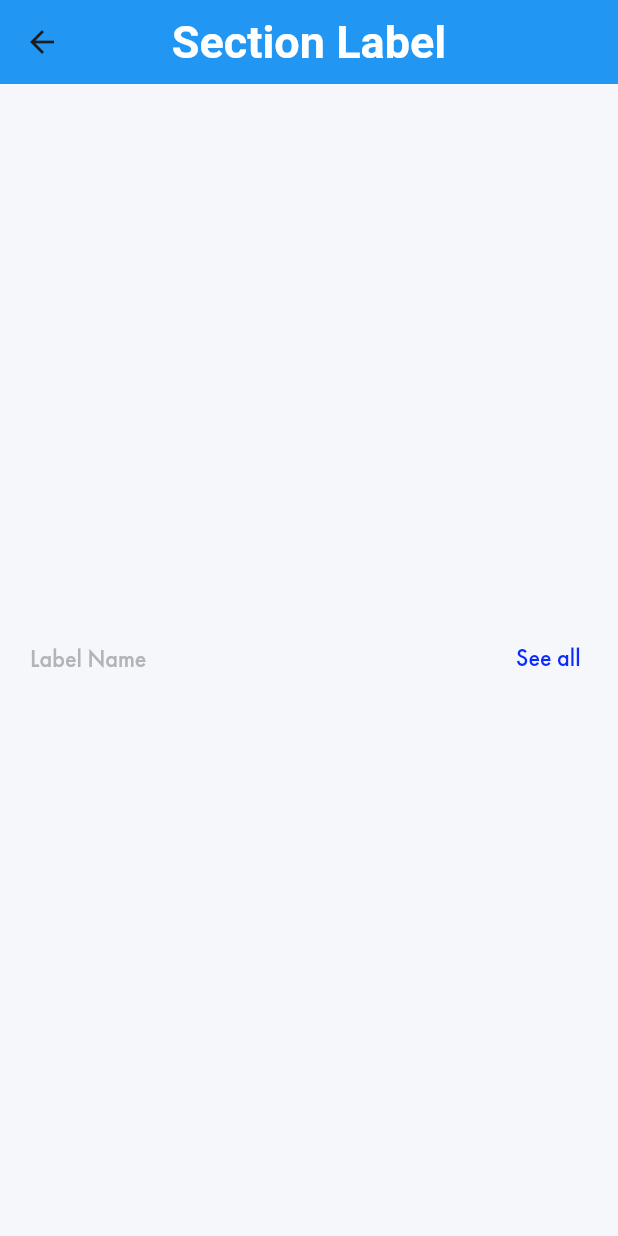
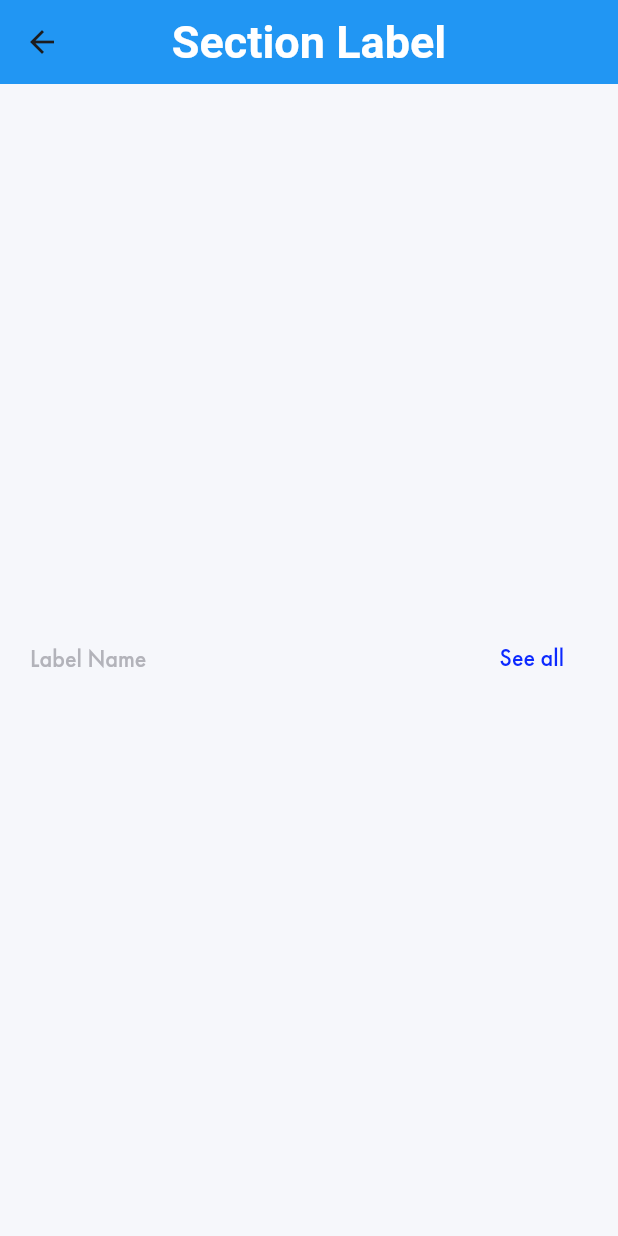
Before and after one commit to djamoapp/app-ui, a Flutter app: the SectionLabelView screen opened by its route, on a phone screen of 412 x 824 dp. Run offline on Flutter 3.47's test engine with Material 2 defaults, Android fonts, the phone set to English and light mode, and no system bars; our stand-ins replace cached_network_image, charts_flutter, countup, custom_sliding_segmented_control, dotted_line, flutter_svg and 5 more; missing offline and left inert: country_calling_code_picker; Roboto replaces fonts that are missing (Futura PT).

Commit message:
export paddin prop on SectionLabel and AppContainer

```diff
--- a/lib/core_components/views/section_label/section_label.dart
+++ b/lib/core_components/views/section_label/section_label.dart
@@ -5,16 +5,24 @@ import 'package:app_ui/design_tokens/typography/typography.dart';
 import 'package:flutter/material.dart';
 
 class AppSectionLabel extends StatelessWidget {
-  const AppSectionLabel(
-      {Key? key,
-      this.label = "Label Name",
-      this.buttonLabel = "See all",
-      this.onButtonTap})
-      : super(key: key);
+  const AppSectionLabel({
+    Key? key,
+    this.label = "Label Name",
+    this.buttonLabel = "See all",
+    this.onButtonTap,
+    this.buttonPadding = const EdgeInsets.only(
+      left: 16,
+      right: 16,
+      top: 7,
+      bottom: 7,
+    ),
+  }) : super(key: key);
 
   final String label;
 
   final String buttonLabel;
+
+  final EdgeInsets buttonPadding;
 
   final Function()? onButtonTap;
 
@@ -32,7 +40,7 @@ class AppSectionLabel extends StatelessWidget {
         ),
         if (onButtonTap != null)
           StandardButtons.medium(
-            padding: EdgeInsets.all(5),
+            padding: buttonPadding,
             style: StandardButtonStyle.text,
             label: buttonLabel,
             onPressed: onButtonTap,
```
Also changed, not shown: lib/core_components/views/container/app_container.dart (+10 -0 lines).
